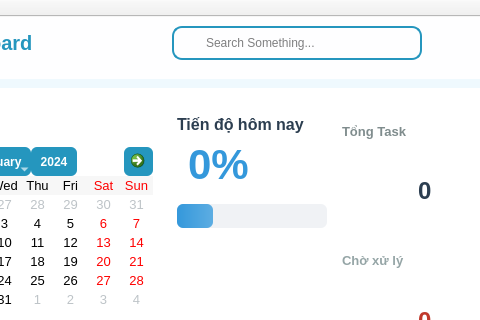
Before: the Qt Designer form mainwindow.ui in Tai-TN/PBL2, drawn with Qt 5; both pictures show x 329 to 809 and y 0 to 320 of the 1053 by 680 pixel window.
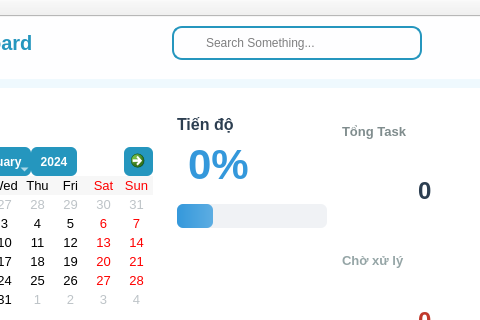
After: the same form once the commit is applied. The open tabs and pages were chosen to show the change. Icons and pictures are not drawn.

Diff of the .ui file:
```diff
--- a/mainwindow.ui
+++ b/mainwindow.ui
@@ -844,7 +844,7 @@
                            <string notr="true">color : #2c3e50;</string>
                           </property>
                           <property name="text">
-                           <string>Tiến độ hôm nay</string>
+                           <string>Tiến độ</string>
                           </property>
                          </widget>
                         </item>
```
Left out of the diff: 2 changed lines with no effect on the pictures.
